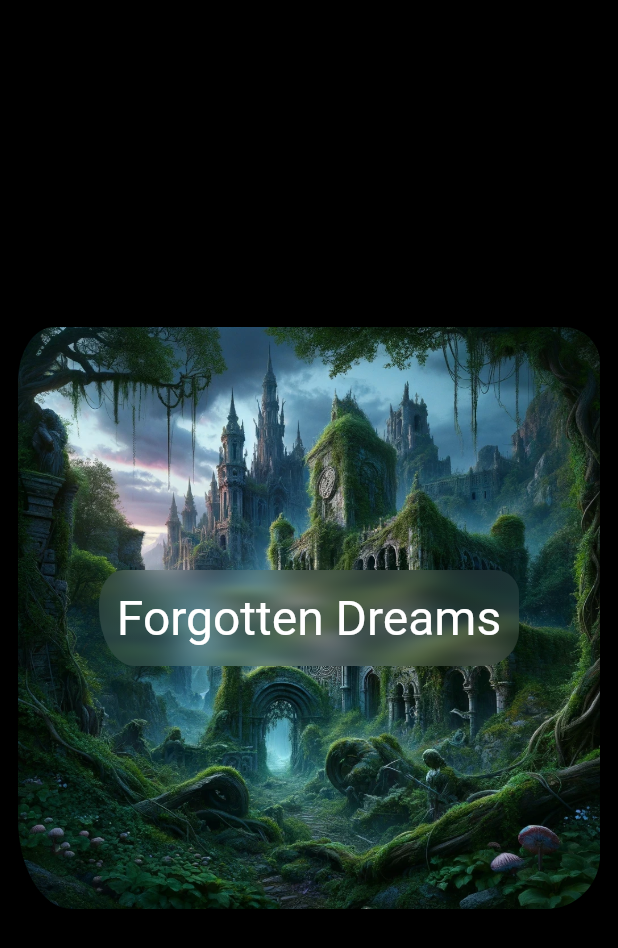
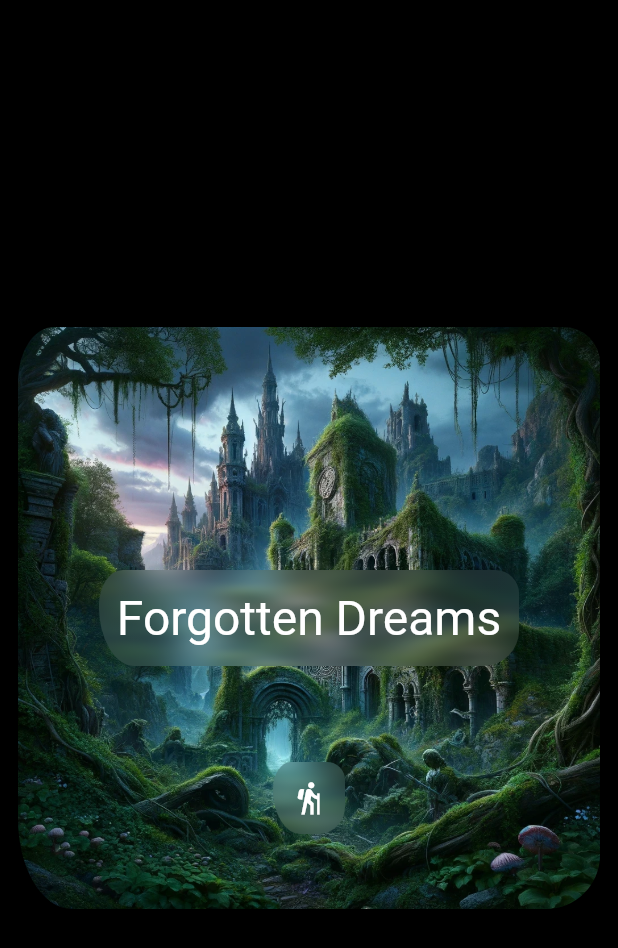
Before and after one commit to signmotion/title, a Flutter app: the screen it shows after launch, on a phone screen of 412 x 824 dp. Shown: the top 948 px of the screen. Run offline on Flutter 3.47's test engine with Material 3 defaults, Android fonts, the phone set to English and light mode, and no system bars; our stand-ins replace glass.

Commit message:
Enhanced Tile with widget.

```diff
--- a/example/lib/main.dart
+++ b/example/lib/main.dart
@@ -9,10 +9,18 @@ class App extends StatelessWidget {
   Widget get background =>
       RectClipperView(child: Image.asset('assets/images/1.webp'));
 
-  Widget get title => const RectGlassTitle(
-        'Forgotten Dreams',
-        effectOptions: GlassEffectOptions(blur: (12, 2)),
+  Widget get title => RectGlassTitle(
+        text: 'Forgotten Dreams',
+        effectOptions: const GlassEffectOptions(blur: (12, 2)),
         textColor: Colors.white,
+      );
+
+  Widget get icon => Padding(
+        padding: const EdgeInsets.only(top: 240),
+        child: RectGlassTitle(
+          widget: const Icon(Icons.hiking, color: Colors.white),
+          effectOptions: const GlassEffectOptions(blur: (12, 2)),
+        ),
       );
 
   @override
@@ -22,7 +30,7 @@ class App extends StatelessWidget {
           body: Center(
             child: Stack(
               alignment: Alignment.center,
-              children: [background, title],
+              children: [background, icon, title],
             ),
           ),
         ),
--- a/lib/src/titles/rect_glass.dart
+++ b/lib/src/titles/rect_glass.dart
@@ -3,19 +3,19 @@ part of '../../title_widget.dart';
 /// The title configuring with glass effect into rectangle clipping.
 class RectGlassTitle extends Title<RectClipper, RectClipperOptions,
     RectClipperBuilder, GlassEffect, GlassEffectOptions, GlassEffectBuilder> {
-  const RectGlassTitle(
-    super.text, {
+  const RectGlassTitle({
     super.key,
+    super.text,
+    super.widget,
     super.textScaler,
     super.width,
     super.height,
     super.padding,
+    super.clipperBuilder = RectClipper.new,
     super.clipperOptions = const RectClipperOptions(),
+    super.effectBuilder = GlassEffect.new,
     super.effectOptions = const GlassEffectOptions(),
     super.textStyle,
     super.textColor,
-  }) : super(
-          clipperBuilder: RectClipper.new,
-          effectBuilder: GlassEffect.new,
-        );
+  });
 }
```
Also changed, not shown: lib/src/titles/glass.dart (+5 -3 lines), lib/src/titles/title.dart (+25 -7 lines), 1 other file.
